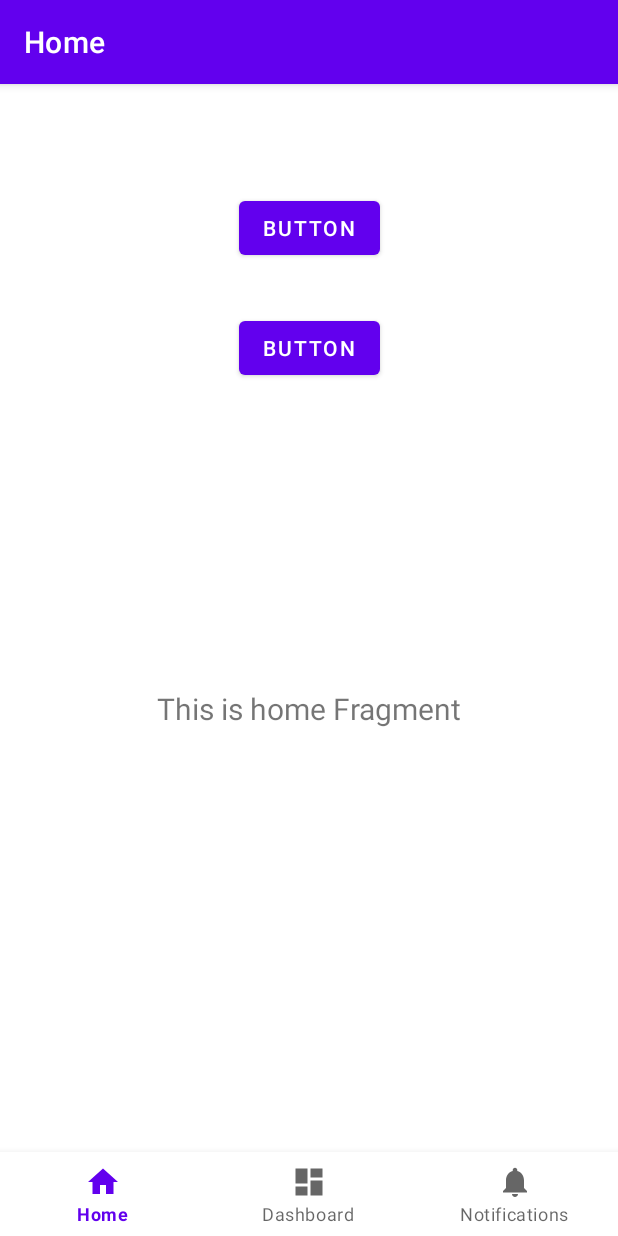
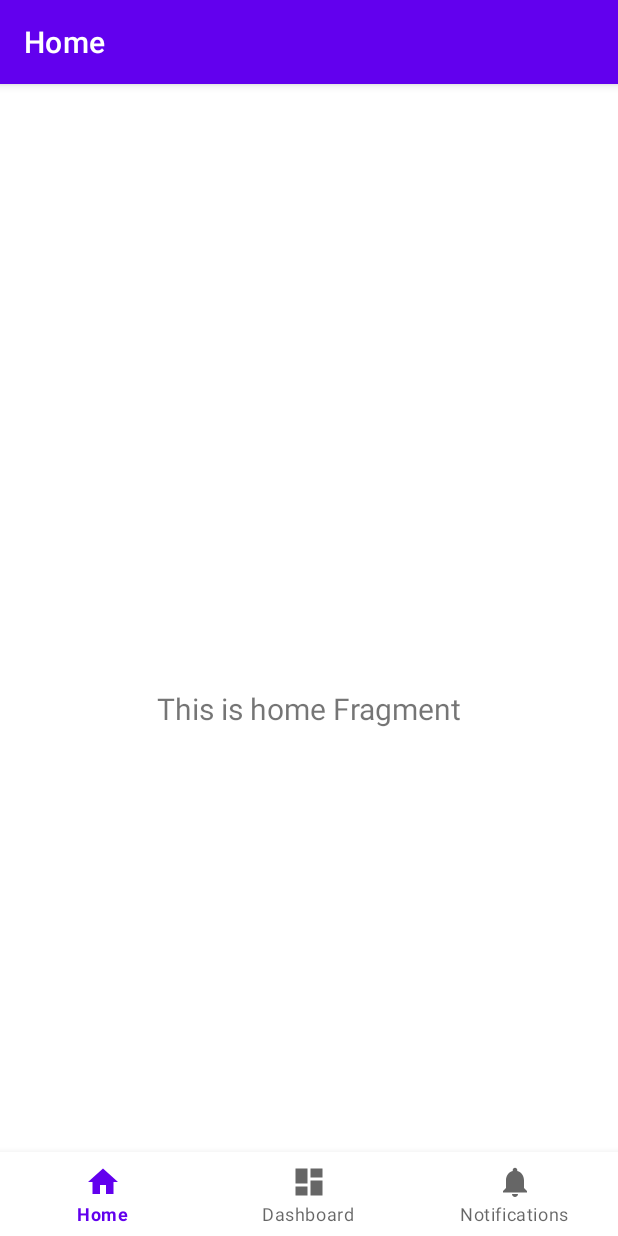
Before and after one commit to tatttsuuu1515/memo_note, an Android app: the screen it shows after launch (MainActivity), on a phone screen of 412 x 824 dp. Run offline under Robolectric (Android 15) with nearby library versions, the phone set to English and light mode, and no system bars; our stand-ins replace navigation-ui.

Commit message:
ボタン削除

```diff
--- a/app/src/main/res/layout/activity_main.xml
+++ b/app/src/main/res/layout/activity_main.xml
@@ -31,24 +31,4 @@
         app:layout_constraintTop_toTopOf="parent"
         app:navGraph="@navigation/mobile_navigation" />
 
-    <Button
-        android:id="@+id/button"
-        android:layout_width="wrap_content"
-        android:layout_height="wrap_content"
-        android:layout_marginTop="16dp"
-        android:text="Button"
-        app:layout_constraintEnd_toEndOf="parent"
-        app:layout_constraintStart_toStartOf="parent"
-        app:layout_constraintTop_toTopOf="parent" />
-
-    <Button
-        android:id="@+id/button2"
-        android:layout_width="wrap_content"
-        android:layout_height="wrap_content"
-        android:layout_marginTop="32dp"
-        android:text="Button"
-        app:layout_constraintEnd_toEndOf="@+id/button"
-        app:layout_constraintStart_toStartOf="@+id/button"
-        app:layout_constraintTop_toBottomOf="@+id/button" />
-
 </androidx.constraintlayout.widget.ConstraintLayout>
```
